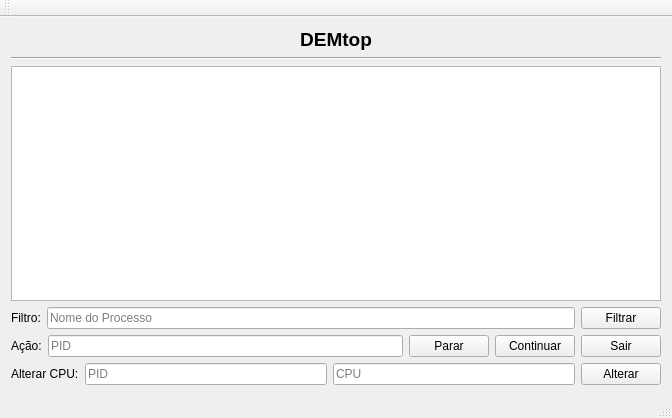
Old version of the form DMtop/mainwindow.ui in the repository DenisMedeiros/Real-Time-Systems-Applications.
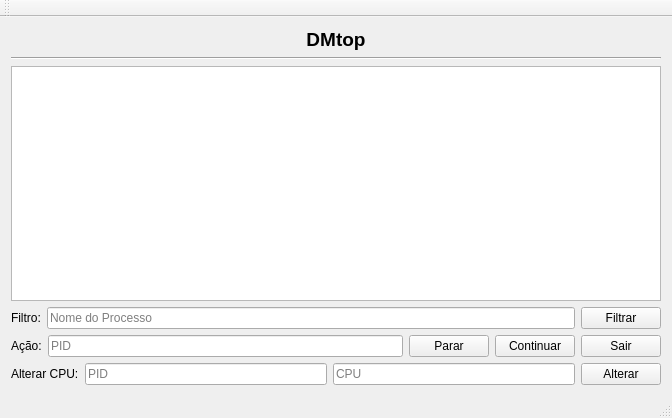
New version of the form.

Commit message: Lista de processos atualizando automaticamente a cada 5 seg.

The edit to the form file:
```diff
--- a/DMtop/mainwindow.ui
+++ b/DMtop/mainwindow.ui
@@ -27,7 +27,7 @@
          </font>
         </property>
         <property name="text">
-         <string>DEMtop</string>
+         <string>DMtop</string>
         </property>
         <property name="textFormat">
          <enum>Qt::PlainText</enum>
```
Left out of the diff: 12 changed lines with no effect on the pictures. The commit also changes 2 other files.
